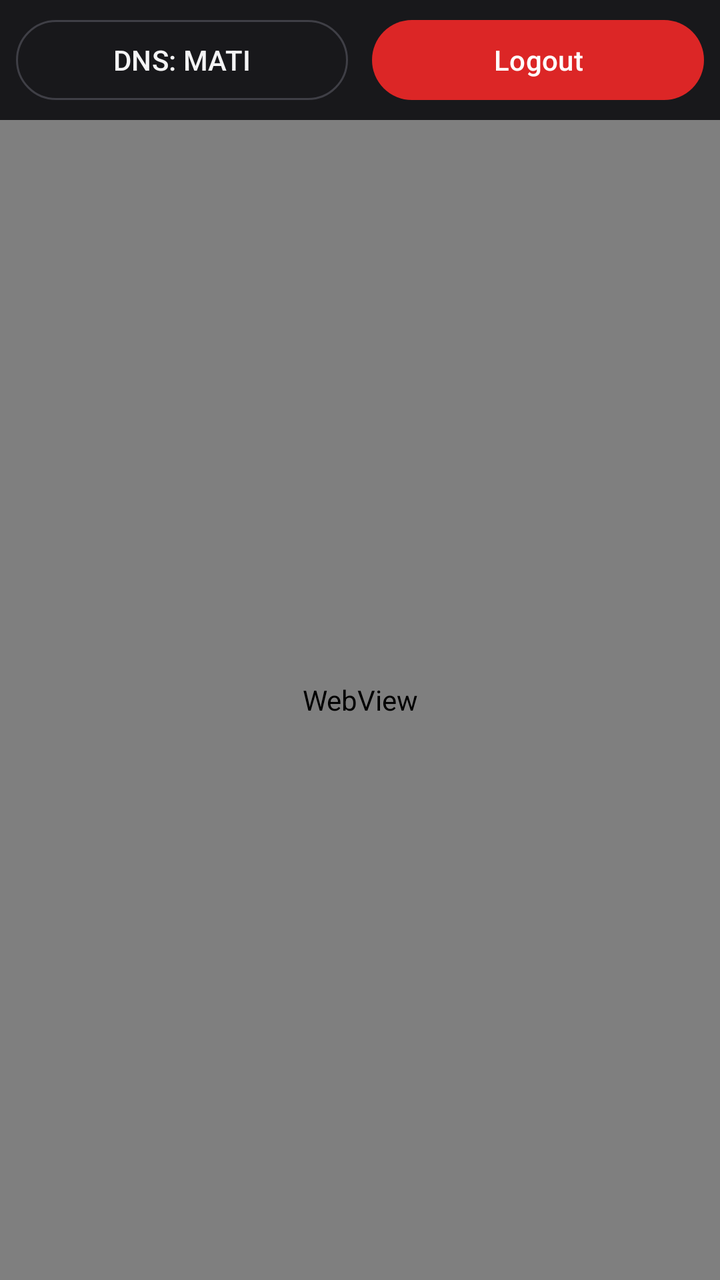
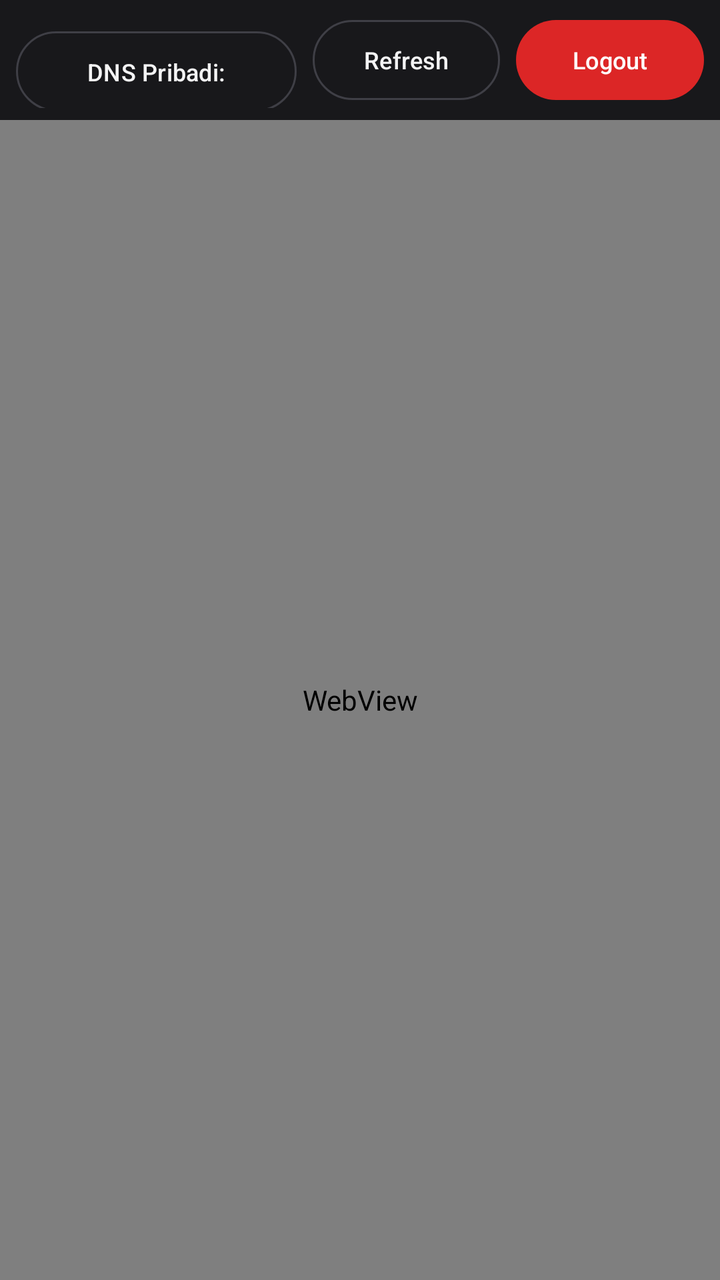

Two renders of the same Android screen: before a commit and after it. Below are the layout's source before the change and the commit's diff.
<!-- AndroidManifest.xml: application theme Theme.LebahMadu -->
<!-- res/layout/activity_main.xml -->
<?xml version="1.0" encoding="utf-8"?>
<FrameLayout xmlns:android="http://schemas.android.com/apk/res/android"
    xmlns:app="http://schemas.android.com/apk/res-auto"
    android:id="@+id/root"
    android:layout_width="match_parent"
    android:layout_height="match_parent"
    android:background="@color/zinc_950">

    <LinearLayout
        android:id="@+id/contentGroup"
        android:layout_width="match_parent"
        android:layout_height="match_parent"
        android:orientation="vertical">

        
        <LinearLayout
            android:layout_width="match_parent"
            android:layout_height="wrap_content"
            android:background="@color/zinc_900"
            android:orientation="horizontal"
            android:paddingStart="8dp"
            android:paddingTop="6dp"
            android:paddingEnd="8dp"
            android:paddingBottom="6dp">

            <com.google.android.material.button.MaterialButton
                android:id="@+id/btnDns"
                style="@style/Widget.Material3.Button.OutlinedButton"
                android:layout_width="0dp"
                android:layout_height="wrap_content"
                android:layout_marginEnd="6dp"
                android:layout_weight="1"
                android:text="@string/dns_off"
                android:textAllCaps="false"
                android:textColor="@color/zinc_100"
                app:strokeColor="@color/zinc_700" />

            <com.google.android.material.button.MaterialButton
                android:id="@+id/btnLogout"
                android:layout_width="0dp"
                android:layout_height="wrap_content"
                android:layout_marginStart="6dp"
                android:layout_weight="1"
                android:text="@string/logout"
                android:textAllCaps="false" />
        </LinearLayout>

        <com.google.android.material.progressindicator.LinearProgressIndicator
            android:id="@+id/pageProgress"
            android:layout_width="match_parent"
            android:layout_height="wrap_content"
            android:max="100"
            android:visibility="gone"
            app:indicatorColor="@color/red_500"
            app:trackThickness="2dp" />

        <FrameLayout
            android:layout_width="match_parent"
            android:layout_height="0dp"
            android:layout_weight="1">

            <WebView
                android:id="@+id/webView"
                android:layout_width="match_parent"
                android:layout_height="match_parent" />

            <LinearLayout
                android:id="@+id/errorGroup"
                android:layout_width="match_parent"
                android:layout_height="match_parent"
                android:background="@color/zinc_950"
                android:gravity="center"
                android:orientation="vertical"
                android:padding="32dp"
                android:visibility="gone">

                <TextView
                    android:layout_width="wrap_content"
                    android:layout_height="wrap_content"
                    android:gravity="center"
                    android:text="@string/web_error"
                    android:textColor="@color/zinc_400"
                    android:textSize="15sp" />

                <com.google.android.material.button.MaterialButton
                    android:id="@+id/btnRetry"
                    android:layout_width="wrap_content"
                    android:layout_height="wrap_content"
                    android:layout_marginTop="16dp"
                    android:text="@string/retry"
                    android:textAllCaps="false" />
            </LinearLayout>
        </FrameLayout>
    </LinearLayout>

    
    <FrameLayout
        android:id="@+id/fullscreenContainer"
        android:layout_width="match_parent"
        android:layout_height="match_parent"
        android:background="@android:color/black"
        android:visibility="gone" />
</FrameLayout>
<!-- resources referenced by this layout -->
<resources>
  <color name="red_500">#EF4444</color>
  <color name="zinc_100">#F4F4F5</color>
  <color name="zinc_400">#A1A1AA</color>
  <color name="zinc_700">#3F3F46</color>
  <color name="zinc_900">#18181B</color>
  <color name="zinc_950">#09090B</color>
  <string name="dns_off">DNS: MATI</string>
  <string name="logout">Logout</string>
  <string name="retry">Coba Lagi</string>
  <string name="web_error">Halaman tidak dapat dimuat. Periksa koneksi Anda.</string>
  <style name="Theme.LebahMadu" parent="Theme.Material3.Dark.NoActionBar">
          <item name="colorPrimary">@color/red_600</item>
          <item name="colorOnPrimary">@color/white</item>
          <item name="colorSecondary">@color/red_600</item>
          <item name="android:colorBackground">@color/zinc_950</item>
          <item name="android:windowBackground">@color/zinc_950</item>
          <item name="colorSurface">@color/zinc_950</item>
          <item name="colorOnSurface">@color/zinc_100</item>
          <item name="colorOnSurfaceVariant">@color/zinc_400</item>
          <item name="colorOutline">@color/zinc_700</item>
      </style>
  <color name="red_600">#DC2626</color>
  <color name="white">#FFFFFF</color>
</resources>

<!-- the commit's change to res/layout/activity_main.xml (unified diff, before → after) -->
@@ -28,20 +28,39 @@
                 style="@style/Widget.Material3.Button.OutlinedButton"
                 android:layout_width="0dp"
                 android:layout_height="wrap_content"
-                android:layout_marginEnd="6dp"
-                android:layout_weight="1"
+                android:layout_marginEnd="4dp"
+                android:layout_weight="1.5"
+                android:maxLines="1"
                 android:text="@string/dns_off"
+                android:textSize="12sp"
                 android:textAllCaps="false"
                 android:textColor="@color/zinc_100"
+                app:strokeColor="@color/zinc_700" />
+
+            <com.google.android.material.button.MaterialButton
+                android:id="@+id/btnRefresh"
+                style="@style/Widget.Material3.Button.OutlinedButton"
+                android:layout_width="0dp"
+                android:layout_height="wrap_content"
+                android:layout_marginStart="4dp"
+                android:layout_marginEnd="4dp"
+                android:layout_weight="1"
+                android:maxLines="1"
+                android:text="@string/refresh"
+                android:textAllCaps="false"
+                android:textColor="@color/zinc_100"
+                android:textSize="12sp"
                 app:strokeColor="@color/zinc_700" />
 
             <com.google.android.material.button.MaterialButton
                 android:id="@+id/btnLogout"
                 android:layout_width="0dp"
                 android:layout_height="wrap_content"
-                android:layout_marginStart="6dp"
+                android:layout_marginStart="4dp"
                 android:layout_weight="1"
+                android:maxLines="1"
                 android:text="@string/logout"
+                android:textSize="12sp"
                 android:textAllCaps="false" />
         </LinearLayout>
 
<!-- resource entries referenced after the edit -->
@@ -6,8 +6,9 @@
   <color name="zinc_700">#3F3F46</color>
   <color name="zinc_900">#18181B</color>
   <color name="zinc_950">#09090B</color>
-  <string name="dns_off">DNS: MATI</string>
+  <string name="dns_off">DNS Pribadi: MATI</string>
   <string name="logout">Logout</string>
+  <string name="refresh">Refresh</string>
   <string name="retry">Coba Lagi</string>
   <string name="web_error">Halaman tidak dapat dimuat. Periksa koneksi Anda.</string>
   <style name="Theme.LebahMadu" parent="Theme.Material3.Dark.NoActionBar">
